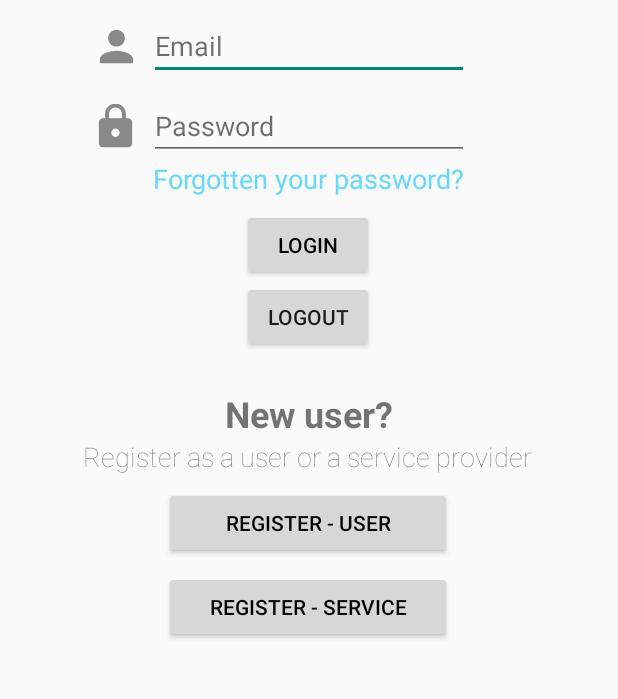
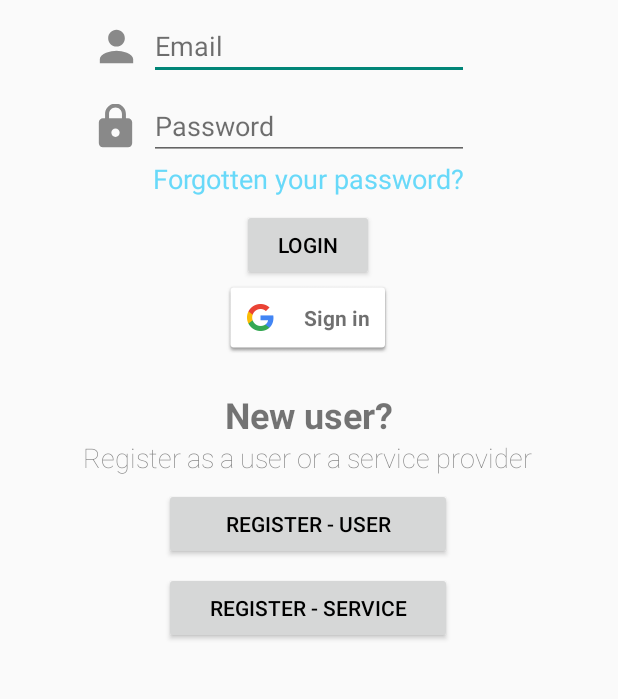
Before and after one commit to doylej35/WorkMate, an Android app: the Login screen opened directly, with no data from a screen before it, on a phone screen of 412 x 824 dp, the part 372-1071 px from its top. Run offline under Robolectric (Android 15) with nearby library versions, the phone set to English and light mode, and no system bars; our stand-ins replace Firebase (no records; nobody signed in at launch, a user with empty details on screens opened directly).

Commit message:
Google authentication (registration not working)

```diff
--- a/app/src/main/java/com/example/workmate/Login.java
+++ b/app/src/main/java/com/example/workmate/Login.java
@@ -10,18 +10,18 @@ import android.widget.EditText;
 import android.widget.TextView;
 import android.widget.Toast;
 
-
 import androidx.appcompat.app.AppCompatActivity;
 import androidx.appcompat.widget.Toolbar;
 
+import com.google.android.gms.common.SignInButton;
 import com.google.firebase.auth.FirebaseAuth;
 import com.google.firebase.auth.FirebaseUser;
 
-import java.util.Objects;
-
 public class Login extends AppCompatActivity {
      EditText mEmail, mPassword;
+     private SignInButton googleSignInButton;
      FirebaseAuth fAuth;
+
 
     @Override
     protected void onCreate(Bundle savedInstanceState){
@@ -38,7 +38,8 @@ public class Login extends AppCompatActivity {
         FirebaseUser currentUser = fAuth.getCurrentUser();              //loads in current users session
 
         Button button = findViewById(R.id.btnLogin);                    //login button
-        Button logout = findViewById(R.id.btnLogout);                   //this is the new logout button
+     //   googleSignInButton = findViewById(R.id.btnGoogle);                   //this is the google button
+     //   googleSignInButton.setSize(SignInButton.SIZE_STANDARD);
         TextView passRest = findViewById(R.id.loginForgotPass);
 
         button.setOnClickListener(v -> {
@@ -46,9 +47,10 @@ public class Login extends AppCompatActivity {
             String email = mEmail.getText().toString().trim();          //email text box from login_activity.xml
             String password = mPassword.getText().toString().trim();    //password text box from login_activity.xml
 
+
             //check if already logged in
             //if current user is not null they are already logged in, print error message
-            if (currentUser != null) {
+            if (currentUser != null ) {
                 //reload();    load their previous session ->link to their account page
                 Toast.makeText(Login.this, "Already Logged in", Toast.LENGTH_SHORT).show();
             } else {
@@ -87,22 +89,14 @@ public class Login extends AppCompatActivity {
                         }
                     }
             );
-       // }
-        });
 
-        //this sets up the logout functionality for the button
-        //could insert an if statement to check it worked?
-        logout.setOnClickListener(log -> {
+         });
+
+        //this button is to login with google
+      //  googleSignInButton.setOnClickListener(log -> {
             //logs out the current user then returns to main activity
-            if(currentUser!=null) {     //if existing user
-                FirebaseAuth.getInstance().signOut();   //signout
-                Toast.makeText(Login.this, "Logout Successful", Toast.LENGTH_SHORT).show();
-                openAct();  //returns to main page
-            }
-            else {
-                Toast.makeText(Login.this, "Not signed in!", Toast.LENGTH_SHORT).show();
-            }
-        });
+      //      signIn();
+      //  });
 
         passRest.setOnClickListener(pass -> {     //button for 'Forgot Password' on login screen
             String email = mEmail.getText().toString().trim();      //email entered on login screen text box
@@ -122,6 +116,7 @@ public class Login extends AppCompatActivity {
         startActivity(intent);  //changes page to main activity
     }
 
+
     public void client_reg(View V){
         //open client registration
         Intent intent = new Intent(this, ClientRegActivity.class);
--- a/app/src/main/java/com/example/workmate/ProfileFragment.java
+++ b/app/src/main/java/com/example/workmate/ProfileFragment.java
@@ -7,7 +7,6 @@ import android.view.View;
 import android.view.ViewGroup;
 import android.widget.Button;
 import android.widget.TextView;
-import android.widget.Toast;
 
 import androidx.fragment.app.Fragment;
 
@@ -25,7 +24,9 @@ public class ProfileFragment extends Fragment {
 
         edit = (Button) root.findViewById(R.id.btnEditProfile);
 
+
         Intent intent = new Intent( getActivity(), EditProfileActivity.class);
+
 
         if(user != null){
             String email = user.getEmail();
--- a/app/src/main/res/layout/activity_login.xml
+++ b/app/src/main/res/layout/activity_login.xml
@@ -120,11 +120,11 @@
             app:layout_constraintStart_toStartOf="parent"
             app:layout_constraintTop_toBottomOf="@+id/loginForgotPass" />
 
-        <Button
-            android:id="@+id/btnLogout"
+        <com.google.android.gms.common.SignInButton
+            android:id="@+id/btnGoogle"
             android:layout_width="wrap_content"
             android:layout_height="wrap_content"
-            android:text="@string/logout"
+            android:text="@string/google"
             app:layout_constraintEnd_toEndOf="parent"
             app:layout_constraintHorizontal_bias="0.498"
             app:layout_constraintStart_toStartOf="parent"
@@ -141,7 +141,7 @@
             android:textStyle="bold"
             app:layout_constraintEnd_toEndOf="parent"
             app:layout_constraintStart_toStartOf="parent"
-            app:layout_constraintTop_toBottomOf="@+id/btnLogout" />
+            app:layout_constraintTop_toBottomOf="@+id/btnGoogle" />
 
         <TextView
             android:id="@+id/tvPrompt2"
--- a/app/src/main/res/values/strings.xml
+++ b/app/src/main/res/values/strings.xml
@@ -76,6 +76,7 @@
     values-round/strings.xml for round devices.
     -->
     <string name="hello_world">Hello Square World!</string>
+    <string name="google">google</string>
 
 
 </resources>
```
Also changed, not shown: app/build.gradle (+21 -2 lines), app/src/main/java/com/example/workmate/LoginFragment.java (+98 -2 lines), app/src/main/java/com/example/workmate/SettingsFragment.java (+11 -1 lines), app/src/main/res/layout/fragment_login.xml (+10 -0 lines), gradle/wrapper/gradle-wrapper.properties, 1 other file.
